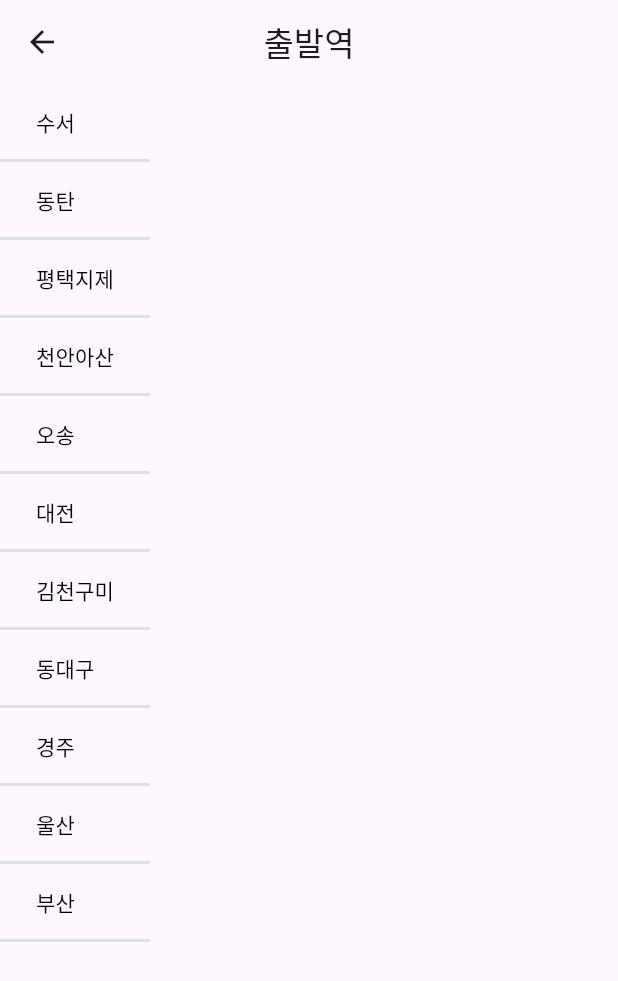
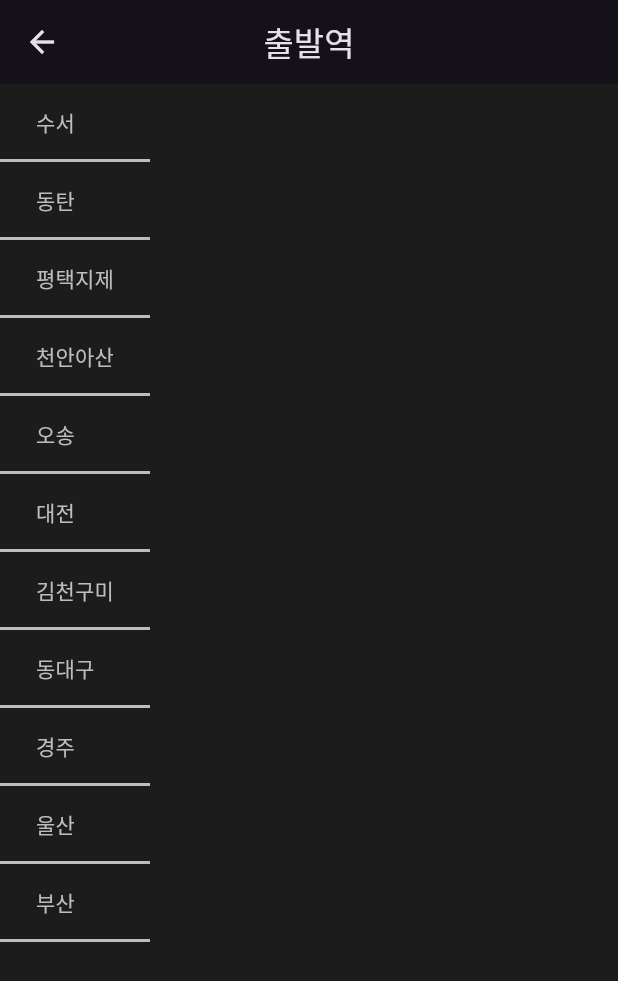
Before and after one commit to wing72/flutter_tranin_app, a Flutter app: the screen it shows after launch, after a tap on "출발역", on a phone screen of 412 x 824 dp. Shown: the top 981 px of the screen. Run offline on Flutter 3.47's test engine with Material 3 defaults, Android fonts, the phone set to English and light mode, and no system bars.

Commit message:
fact dart mode

```diff
--- a/lib/main.dart
+++ b/lib/main.dart
@@ -11,7 +11,17 @@ class MyApp extends StatelessWidget {
   @override
   Widget build(BuildContext context) {
     return MaterialApp(
-      home: HomePage(),
+      theme: ThemeData(
+        brightness: Brightness.light,
+        primarySwatch: Colors.blue,
+      ),
+      darkTheme: ThemeData(
+        brightness: Brightness.dark,
+        primarySwatch: Colors.blue,
+      ),
+      themeMode: ThemeMode.dark,
+      // themeMode: ThemeMode.system, // 시스템 설정에 따라 자동 전환
+      home: const HomePage(),
     );
   }
 }
--- a/lib/page/choose/widget/seat_widget.dart
+++ b/lib/page/choose/widget/seat_widget.dart
@@ -14,6 +14,7 @@ class SeatWidget extends StatelessWidget {
 
   @override
   Widget build(BuildContext context) {
+    final isDark = Theme.of(context).brightness == Brightness.dark; //다크모드 확인 변수
     return GestureDetector(
       onTap: onTap,
       child: Container(
@@ -22,7 +23,6 @@ class SeatWidget extends StatelessWidget {
         decoration: BoxDecoration(
           color: isSelected ? Colors.purple : Colors.grey[300],
           borderRadius: BorderRadius.circular(8),
-
         ),
         child: Center(
           child: Text(
--- a/lib/page/choose/widget/seatselectbutton.dart
+++ b/lib/page/choose/widget/seatselectbutton.dart
@@ -69,8 +69,7 @@ class _SeatSelectionPageState extends State<SeatSelectionPage> {
   Widget build(BuildContext context) {
     return Scaffold(
       appBar: AppBar(
-        title: const Text('좌석 선택'),
-        elevation: 1,
+        title: Text('좌석 선택'),
       ),
       body: Column(
         children: [
@@ -101,6 +100,7 @@ class _SeatSelectionPageState extends State<SeatSelectionPage> {
             ),
           ),
         ],
+
       ),
     );
   }
--- a/lib/page/home/hc_button.dart
+++ b/lib/page/home/hc_button.dart
@@ -18,10 +18,11 @@ class Hc_Button extends StatelessWidget {
 
   @override
   Widget build(BuildContext context) {
+    final isDark = Theme.of(context).brightness == Brightness.dark;
     return Container(
       height: 200,
       decoration: BoxDecoration(
-        color: Colors.white,
+        color: isDark ? Color(0xFF2A2A2A) : Colors.white,
         borderRadius: BorderRadius.circular(20),
       ),
       child: Row(
@@ -33,9 +34,9 @@ class Hc_Button extends StatelessWidget {
               child: Column(
                 mainAxisAlignment: MainAxisAlignment.center,
                 children: [
-                  const Text('출발역', style: TextStyle(fontSize: 16, color: Colors.grey)),
+                  Text('출발역', style: TextStyle(fontSize: 16, color: isDark ? Colors.grey[100] : Colors.grey)),
                   const SizedBox(height: 4),
-                  Text(origin, style: const TextStyle(fontSize: 40, color: Colors.black)), // 외부에서 전달받은 데이터 사용
+                  Text(origin, style: TextStyle(fontSize: 40, color: isDark ? Colors.grey[400] : Colors.black)),
                 ],
               ),
             ),
@@ -51,9 +52,11 @@ class Hc_Button extends StatelessWidget {
               child: Column(
                 mainAxisAlignment: MainAxisAlignment.center,
                 children: [
-                  const Text('도착역', style: TextStyle(fontSize: 16, color: Colors.grey)),
+                  Text('도착역', style: TextStyle(fontSize: 16, color: isDark ? Colors.grey[100] : Colors.grey)),
                   const SizedBox(height: 4),
-                  Text(destination, style: const TextStyle(fontSize: 40, color: Colors.black)), // 외부에서 전달받은 데이터 사용
+                  Text(destination,
+                      style:
+                          TextStyle(fontSize: 40, color: isDark ? Colors.grey[400] : Colors.black)), // 외부에서 전달받은 데이터 사용
                 ],
               ),
             ),
--- a/lib/page/home/homepage.dart
+++ b/lib/page/home/homepage.dart
@@ -19,15 +19,19 @@ class _HomePage extends State<HomePage> {
 
   @override
   Widget build(BuildContext context) {
+    final isDark = Theme.of(context).brightness == Brightness.dark; //다크모드 확인 변수
     String selectedOrigin = _selectTicket.origin;
     String selectedDestination = _selectTicket.destination;
     return Scaffold(
-      appBar: AppBar(centerTitle: true, title: const Text('기차 예매')),
-      backgroundColor: Colors.grey[200],
+      backgroundColor: isDark ? Color(0xFF1C1C1C) : Colors.grey[200],
       body: Padding(
         padding: const EdgeInsets.all(20.0),
         child: Column(
           children: [
+            AppBar(
+              title: Text('가차 예매'),
+              centerTitle: true,
+            ),
             Container(
               height: 250,
             ),
--- a/lib/page/home/selected_seat_button.dart
+++ b/lib/page/home/selected_seat_button.dart
@@ -13,13 +13,22 @@ class SelectSeatButton extends StatelessWidget {
     required this.destination,
   });
 
+  Color _getButtonColor({required bool isReady, required bool isDark}) {
+    if (isReady) {
+      return isDark ? Color(0xFF2A2A2A) : Colors.white;
+    } else {
+      return isDark ? Colors.purple : Colors.grey;
+    }
+  }
+
   @override
   Widget build(BuildContext context) {
+    final isDark = Theme.of(context).brightness == Brightness.dark;
     // 출발역과 도착역이 모두 선택되었는지 변수 확인
     final bool isReady = origin != '선택' && destination != '선택';
 
     return Container(
-      color: Colors.grey[200],
+      color: isDark ? Color(0xFF1C1C1C) : Colors.grey[200],
       // 버튼이 항상 중앙에 오도록 Center 위젯으로 감쌉니다.
       child: Center(
         child: SizedBox(
@@ -28,7 +37,7 @@ class SelectSeatButton extends StatelessWidget {
           child: TextButton(
             style: TextButton.styleFrom(
               // 둘다 고르면 보라색으로 활성화되고 안골라져 있으면 회색으로 비활성화
-              backgroundColor: isReady ? Colors.purple : Colors.grey,
+              backgroundColor: _getButtonColor(isReady: isReady, isDark: isDark),
               shape: RoundedRectangleBorder(
                 borderRadius: BorderRadius.circular(20),
               ),
@@ -51,11 +60,11 @@ class SelectSeatButton extends StatelessWidget {
               }
             },
             // Column 없이 Text만 사용해서 코드를 간결하게 합니다.
-            child: const Text(
+            child: Text(
               '좌석 선택',
               style: TextStyle(
                 fontSize: 18,
-                color: Colors.white,
+                color: isDark ? Colors.grey[400] : Colors.white,
                 fontWeight: FontWeight.bold,
               ),
             ),
--- a/lib/page/station/station_button.dart
+++ b/lib/page/station/station_button.dart
@@ -10,6 +10,7 @@ class StationButton extends StatelessWidget {
 
   @override
   Widget build(BuildContext context) {
+    final isDark = Theme.of(context).brightness == Brightness.dark;
     return Column(
       crossAxisAlignment: CrossAxisAlignment.start,
       children: [
@@ -23,12 +24,12 @@ class StationButton extends StatelessWidget {
           onPressed: () {
             Navigator.pop(context, '$stationName');
           },
-          child: Text(stationName, style: TextStyle(color: Colors.black)),
+          child: Text(stationName, style: TextStyle(color: isDark ? Colors.grey[400] : Colors.black)),
         ),
         Container(
           height: 2,
           width: 100,
-          color: Colors.grey[300],
+          color: isDark ? Colors.grey[400] : Colors.grey[300],
         ),
       ],
     );
--- a/lib/page/station/stationlistpage.dart
+++ b/lib/page/station/stationlistpage.dart
@@ -18,8 +18,10 @@ class Stationlistpage extends StatelessWidget {
 
   @override
   Widget build(BuildContext context) {
+    final isDark = Theme.of(context).brightness == Brightness.dark;
     final List<String> stationTrim = ['수서', '동탄', '평택지제', '천안아산', '오송', '대전', '김천구미', '동대구', '경주', '울산', '부산'];
     return Scaffold(
+      backgroundColor: isDark ? Color(0xFF1C1C1C) : Colors.white,
       appBar: AppBar(centerTitle: true, title: Text(addTitle), leading: const BackButton()),
       body: Column(
         children: stationTrim
```
Also changed, not shown: lib/page/choose/seatpage.dart (+18 -7 lines), lib/page/choose/widget/sc_button.dart (+12 -3 lines).
